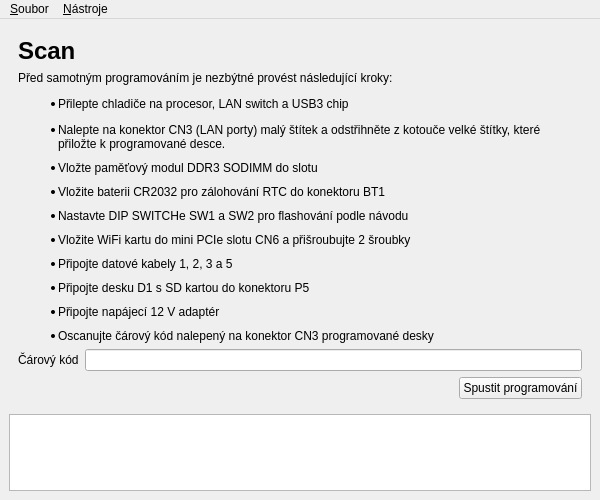
Qt form gui/installer.ui (turris-cz/rtools-gui) before a commit.
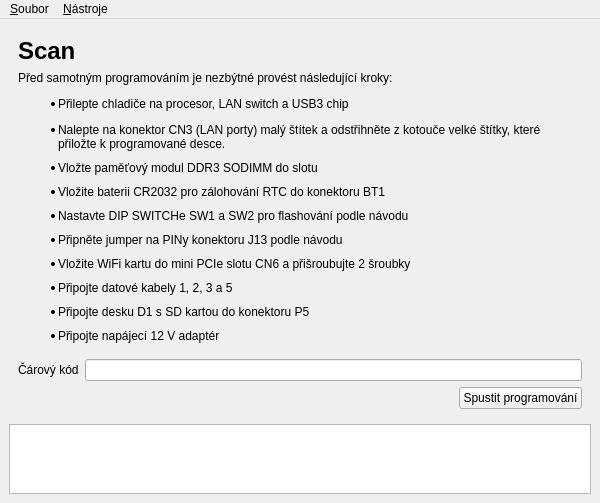
The same form after that commit. The open tabs and pages were chosen to show the change. Icons and pictures are not drawn.

Commit message: gui texts updated (jumper and merging of 4+7 cables)

Diff of the .ui file:
```diff
--- a/gui/installer.ui
+++ b/gui/installer.ui
@@ -93,7 +93,7 @@
            </sizepolicy>
           </property>
           <property name="text">
-           <string>&lt;html&gt;&lt;head/&gt;&lt;body&gt;&lt;p&gt;Před samotným programováním je nezbýtné provést následující kroky:&lt;/p&gt;&lt;ul style=&quot;margin-top: 0px; margin-bottom: 0px; margin-left: 0px; margin-right: 0px; -qt-list-indent: 1;&quot;&gt;&lt;li style=&quot; margin-top:0px; margin-bottom:12px; margin-left:0px; margin-right:0px; -qt-block-indent:0; text-indent:0px;&quot;&gt;Přilepte chladiče na procesor, LAN switch a USB3 chip&lt;/li&gt;&lt;li style=&quot; margin-top:0px; margin-bottom:10px; margin-left:0px; margin-right:0px; -qt-block-indent:0; text-indent:0px;&quot;&gt;Nalepte na konektor CN3 (LAN porty) malý štítek a odstřihněte z kotouče velké štítky, které přiložte k programované desce.&lt;/li&gt;&lt;li style=&quot; margin-top:0px; margin-bottom:10px; margin-left:0px; margin-right:0px; -qt-block-indent:0; text-indent:0px;&quot;&gt;Vložte paměťový modul DDR3 SODIMM do slotu&lt;/li&gt;&lt;li style=&quot; margin-top:0px; margin-bottom:10px; margin-left:0px; margin-right:0px; -qt-block-indent:0; text-indent:0px;&quot;&gt;Vložite baterii CR2032 pro zálohování RTC do konektoru BT1&lt;/li&gt;&lt;li style=&quot; margin-top:0px; margin-bottom:10px; margin-left:0px; margin-right:0px; -qt-block-indent:0; text-indent:0px;&quot;&gt;Nastavte DIP SWITCHe SW1 a SW2 pro flashování podle návodu&lt;/li&gt;&lt;li style=&quot; margin-top:0px; margin-bottom:10px; margin-left:0px; margin-right:0px; -qt-block-indent:0; text-indent:0px;&quot;&gt;Vložite WiFi kartu do mini PCIe slotu CN6 a přišroubujte 2 šroubky&lt;/li&gt;&lt;li style=&quot; margin-top:0px; margin-bottom:10px; margin-left:0px; margin-right:0px; -qt-block-indent:0; text-indent:0px;&quot;&gt;Připojte datové kabely 1, 2, 3 a 5&lt;/li&gt;&lt;li style=&quot; margin-top:0px; margin-bottom:10px; margin-left:0px; margin-right:0px; -qt-block-indent:0; text-indent:0px;&quot;&gt;Připojte desku D1 s SD kartou do konektoru P5&lt;/li&gt;&lt;li style=&quot; margin-top:0px; margin-bottom:10px; margin-left:0px; margin-right:0px; -qt-block-indent:0; text-indent:0px;&quot;&gt;Připojte napájecí 12 V adaptér &lt;/li&gt;&lt;li style=&quot; margin-top:0px; margin-bottom:12px; margin-left:0px; margin-right:0px; -qt-block-indent:0; text-indent:0px;&quot;&gt;Oscanujte čárový kód nalepený na konektor CN3 programované desky &lt;/li&gt;&lt;/ul&gt;&lt;/body&gt;&lt;/html&gt;</string>
+           <string>&lt;html&gt;&lt;head/&gt;&lt;body&gt;&lt;p&gt;Před samotným programováním je nezbýtné provést následující kroky:&lt;/p&gt;&lt;ul style=&quot;margin-top: 0px; margin-bottom: 0px; margin-left: 0px; margin-right: 0px; -qt-list-indent: 1;&quot;&gt;&lt;li style=&quot; margin-top:0px; margin-bottom:12px; margin-left:0px; margin-right:0px; -qt-block-indent:0; text-indent:0px;&quot;&gt;Přilepte chladiče na procesor, LAN switch a USB3 chip&lt;/li&gt;&lt;li style=&quot; margin-top:0px; margin-bottom:10px; margin-left:0px; margin-right:0px; -qt-block-indent:0; text-indent:0px;&quot;&gt;Nalepte na konektor CN3 (LAN porty) malý štítek a odstřihněte z kotouče velké štítky, které přiložte k programované desce.&lt;/li&gt;&lt;li style=&quot; margin-top:0px; margin-bottom:10px; margin-left:0px; margin-right:0px; -qt-block-indent:0; text-indent:0px;&quot;&gt;Vložte paměťový modul DDR3 SODIMM do slotu&lt;/li&gt;&lt;li style=&quot; margin-top:0px; margin-bottom:10px; margin-left:0px; margin-right:0px; -qt-block-indent:0; text-indent:0px;&quot;&gt;Vložite baterii CR2032 pro zálohování RTC do konektoru BT1&lt;/li&gt;&lt;li style=&quot; margin-top:0px; margin-bottom:10px; margin-left:0px; margin-right:0px; -qt-block-indent:0; text-indent:0px;&quot;&gt;Nastavte DIP SWITCHe SW1 a SW2 pro flashování podle návodu&lt;/li&gt;&lt;li style=&quot; margin-top:0px; margin-bottom:10px; margin-left:0px; margin-right:0px; -qt-block-indent:0; text-indent:0px;&quot;&gt;Připněte jumper na PINy konektoru J13 podle návodu&lt;/li&gt;&lt;li style=&quot; margin-top:0px; margin-bottom:10px; margin-left:0px; margin-right:0px; -qt-block-indent:0; text-indent:0px;&quot;&gt;Vložite WiFi kartu do mini PCIe slotu CN6 a přišroubujte 2 šroubky&lt;/li&gt;&lt;li style=&quot; margin-top:0px; margin-bottom:10px; margin-left:0px; margin-right:0px; -qt-block-indent:0; text-indent:0px;&quot;&gt;Připojte datové kabely 1, 2, 3 a 5&lt;/li&gt;&lt;li style=&quot; margin-top:0px; margin-bottom:10px; margin-left:0px; margin-right:0px; -qt-block-indent:0; text-indent:0px;&quot;&gt;Připojte desku D1 s SD kartou do konektoru P5&lt;/li&gt;&lt;li style=&quot; margin-top:0px; margin-bottom:10px; margin-left:0px; margin-right:0px; -qt-block-indent:0; text-indent:0px;&quot;&gt;Připojte napájecí 12 V adaptér &lt;/li&gt;&lt;li style=&quot; margin-top:0px; margin-bottom:12px; margin-left:0px; margin-right:0px; -qt-block-indent:0; text-indent:0px;&quot;&gt;Oscanujte čárový kód nalepený na konektor CN3 programované desky &lt;/li&gt;&lt;/ul&gt;&lt;/body&gt;&lt;/html&gt;</string>
           </property>
           <property name="textFormat">
            <enum>Qt::RichText</enum>
```
The commit also changes 2 other files.
